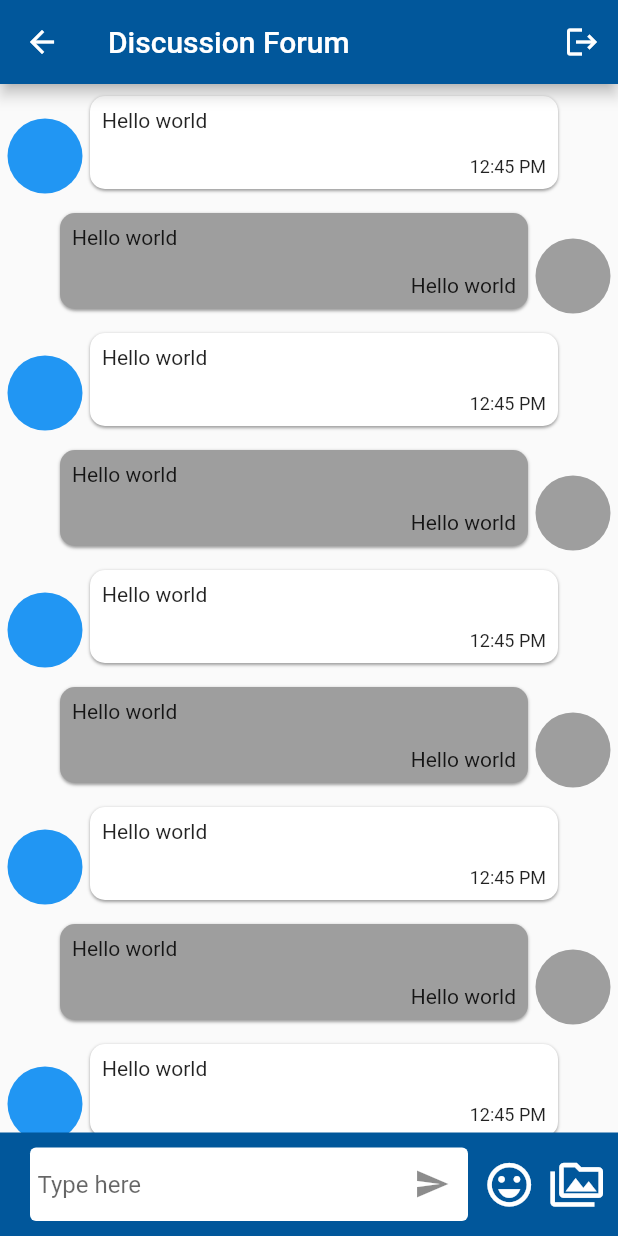
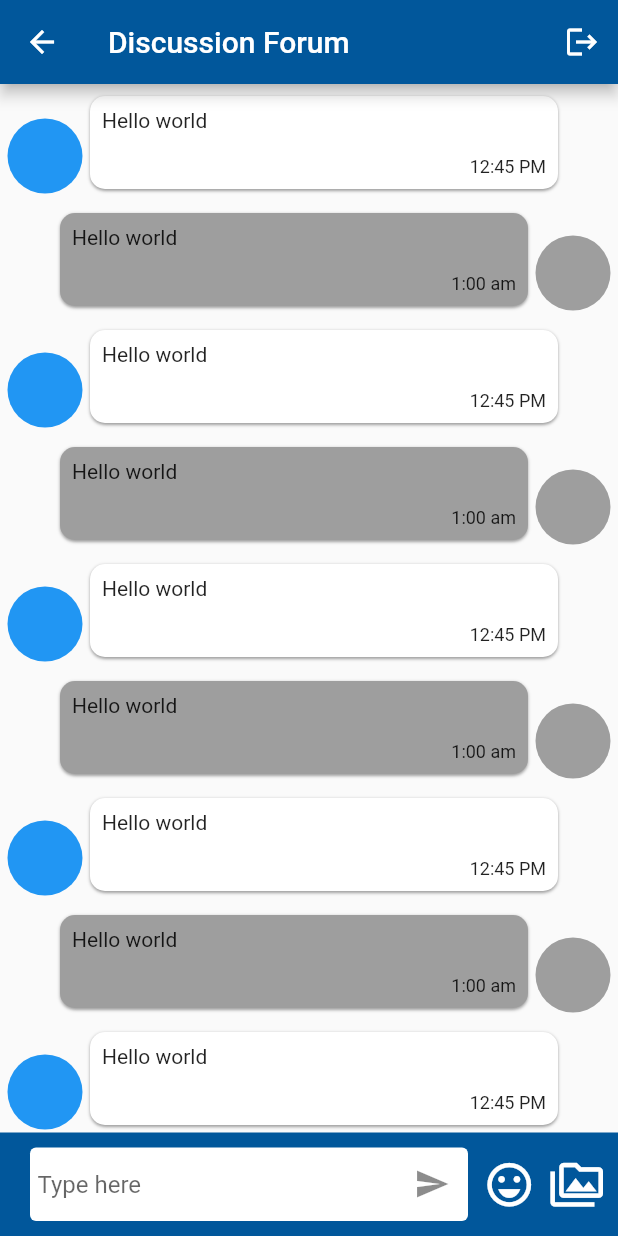
Before and after one commit to praveen1082/collegeapp, a Flutter app: the DiscussioPage screen opened directly, on a phone screen of 412 x 824 dp. Run offline on Flutter 3.47's test engine with Material 2 defaults, Android fonts, the phone set to English and light mode, and no system bars; our stand-ins replace flutter_image_slideshow; network calls fail.

```diff
--- a/lib/UI/widgets/messagedisplaywidget.dart
+++ b/lib/UI/widgets/messagedisplaywidget.dart
@@ -119,7 +119,10 @@ class MessageDisplay extends StatelessWidget {
                                     children: [
                                       Padding(
                                         padding: const EdgeInsets.all(8.0),
-                                        child: Text("Hello world"),
+                                        child: Text(
+                                          "1:00 am",
+                                          style: TextStyle(fontSize: 12),
+                                        ),
                                       )
                                     ],
                                   )
--- a/lib/UI/widgets/messagesenderwidget.dart
+++ b/lib/UI/widgets/messagesenderwidget.dart
@@ -11,7 +11,9 @@ class MessageSenderWidget extends StatelessWidget {
     return Form(
       child: Align(
         alignment: Alignment.bottomCenter,
-        child: Container(
+        child: Column(
+          children: [
+            Container(
               padding: const EdgeInsets.all(10),
               color: Colors.lightBlue[900],
               child: Row(
@@ -25,7 +27,8 @@ class MessageSenderWidget extends StatelessWidget {
                         //padding: EdgeInsets.all(5.0),
                         decoration: const BoxDecoration(
                             color: Colors.white,
-                        borderRadius: BorderRadius.all(Radius.circular(4.0))),
+                            borderRadius:
+                                BorderRadius.all(Radius.circular(4.0))),
                         child: TextFormField(
                           controller: messagecontroller,
                           decoration: InputDecoration(
@@ -33,6 +36,7 @@ class MessageSenderWidget extends StatelessWidget {
                                 icon: Icon(Icons.send),
                                 onPressed: () {
                                   typedValue = messagecontroller.text;
+                                  MessageDisplay(sending: true);
                                 },
                               ),
                               contentPadding: EdgeInsets.symmetric(
@@ -59,6 +63,8 @@ class MessageSenderWidget extends StatelessWidget {
                 ],
               ),
             ),
+          ],
+        ),
       ),
     );
   }
```
Lines whose indentation alone changed are shown as unchanged.
